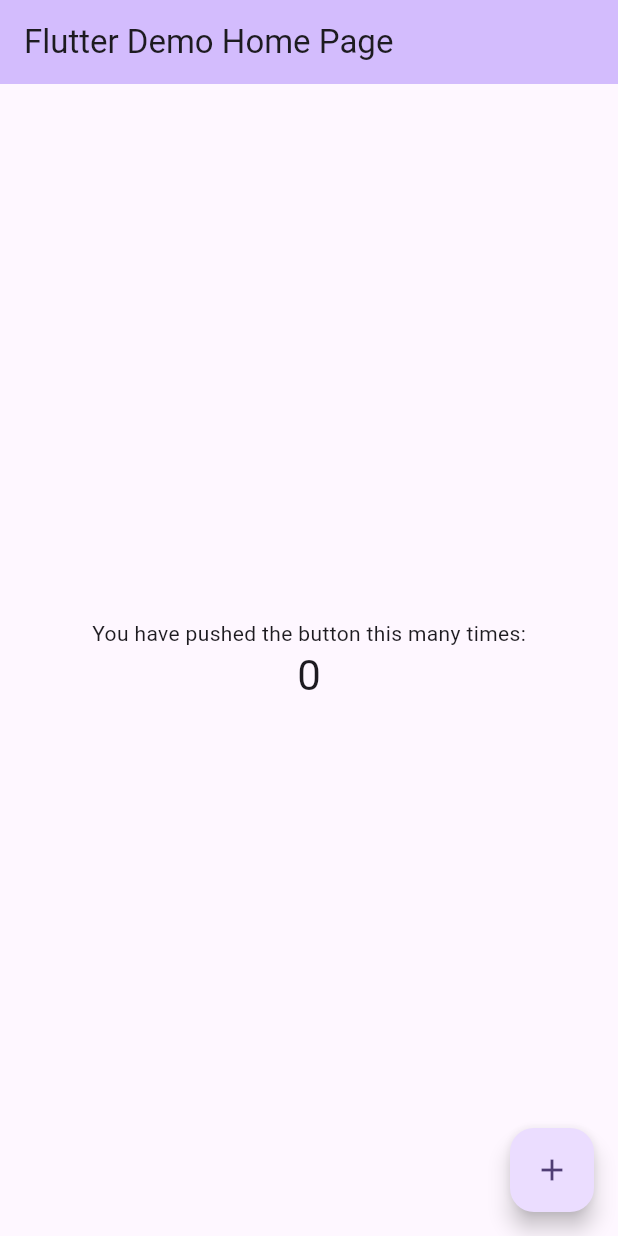
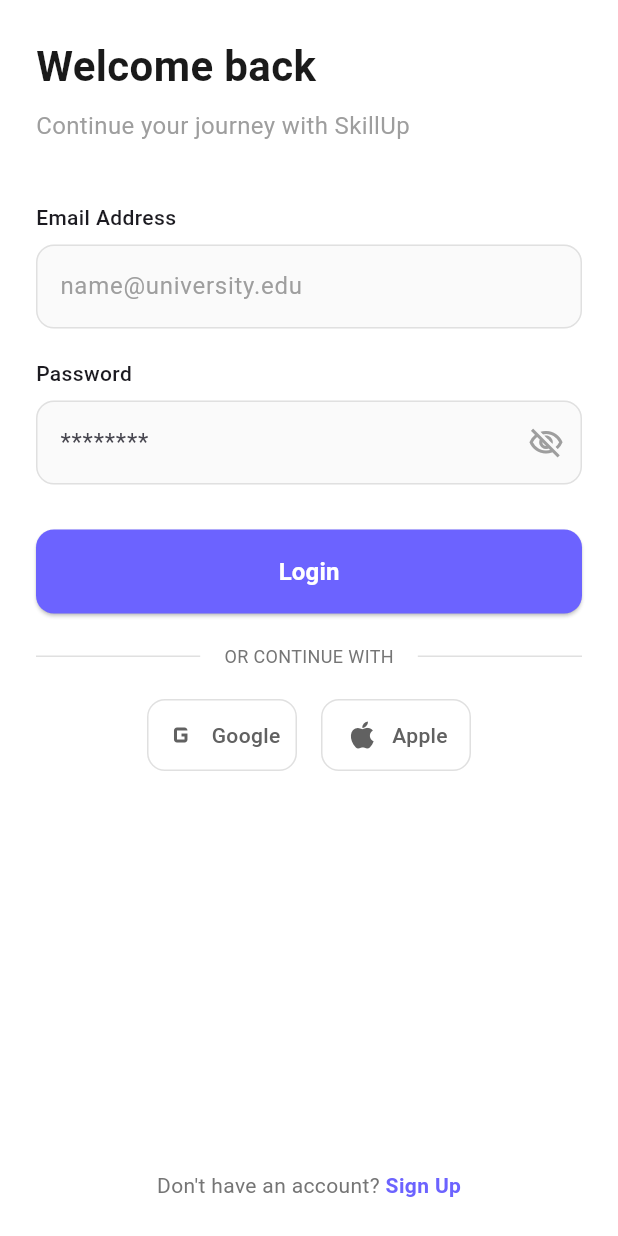
Before and after one commit to ahadulsohag/skill_up, a Flutter app: the screen it shows after launch, on a phone screen of 412 x 824 dp. Run offline on Flutter 3.47's test engine with Material 3 defaults, Android fonts, the phone set to English and light mode, and no system bars.

Commit message:
added loginPage

```diff
--- a/lib/main.dart
+++ b/lib/main.dart
@@ -7,115 +7,207 @@ void main() {
 class MyApp extends StatelessWidget {
   const MyApp({super.key});
 
-  // This widget is the root of your application.
   @override
   Widget build(BuildContext context) {
     return MaterialApp(
-      title: 'Flutter Demo',
+      title: 'SkillUp',
       theme: ThemeData(
-        // This is the theme of your application.
-        //
-        // TRY THIS: Try running your application with "flutter run". You'll see
-        // the application has a purple toolbar. Then, without quitting the app,
-        // try changing the seedColor in the colorScheme below to Colors.green
-        // and then invoke "hot reload" (save your changes or press the "hot
-        // reload" button in a Flutter-supported IDE, or press "r" if you used
-        // the command line to start the app).
-        //
-        // Notice that the counter didn't reset back to zero; the application
-        // state is not lost during the reload. To reset the state, use hot
-        // restart instead.
-        //
-        // This works for code too, not just values: Most code changes can be
-        // tested with just a hot reload.
-        colorScheme: .fromSeed(seedColor: Colors.deepPurple),
+        colorScheme: ColorScheme.fromSeed(
+          seedColor: const Color(0xFF6C63FF), // Purple accent color
+        ),
+        useMaterial3: true,
       ),
-      home: const MyHomePage(title: 'Flutter Demo Home Page'),
+      home: const LoginScreen(),
+      debugShowCheckedModeBanner: false,
     );
   }
 }
 
-class MyHomePage extends StatefulWidget {
-  const MyHomePage({super.key, required this.title});
-
-  // This widget is the home page of your application. It is stateful, meaning
-  // that it has a State object (defined below) that contains fields that affect
-  // how it looks.
-
-  // This class is the configuration for the state. It holds the values (in this
-  // case the title) provided by the parent (in this case the App widget) and
-  // used by the build method of the State. Fields in a Widget subclass are
-  // always marked "final".
-
-  final String title;
-
-  @override
-  State<MyHomePage> createState() => _MyHomePageState();
-}
-
-class _MyHomePageState extends State<MyHomePage> {
-  int _counter = 0;
-
-  void _incrementCounter() {
-    setState(() {
-      // This call to setState tells the Flutter framework that something has
-      // changed in this State, which causes it to rerun the build method below
-      // so that the display can reflect the updated values. If we changed
-      // _counter without calling setState(), then the build method would not be
-      // called again, and so nothing would appear to happen.
-      _counter++;
-    });
-  }
+class LoginScreen extends StatelessWidget {
+  const LoginScreen({super.key});
 
   @override
   Widget build(BuildContext context) {
-    // This method is rerun every time setState is called, for instance as done
-    // by the _incrementCounter method above.
-    //
-    // The Flutter framework has been optimized to make rerunning build methods
-    // fast, so that you can just rebuild anything that needs updating rather
-    // than having to individually change instances of widgets.
     return Scaffold(
-      appBar: AppBar(
-        // TRY THIS: Try changing the color here to a specific color (to
-        // Colors.amber, perhaps?) and trigger a hot reload to see the AppBar
-        // change color while the other colors stay the same.
-        backgroundColor: Theme.of(context).colorScheme.inversePrimary,
-        // Here we take the value from the MyHomePage object that was created by
-        // the App.build method, and use it to set our appbar title.
-        title: Text(widget.title),
-      ),
-      body: Center(
-        // Center is a layout widget. It takes a single child and positions it
-        // in the middle of the parent.
-        child: Column(
-          // Column is also a layout widget. It takes a list of children and
-          // arranges them vertically. By default, it sizes itself to fit its
-          // children horizontally, and tries to be as tall as its parent.
-          //
-          // Column has various properties to control how it sizes itself and
-          // how it positions its children. Here we use mainAxisAlignment to
-          // center the children vertically; the main axis here is the vertical
-          // axis because Columns are vertical (the cross axis would be
-          // horizontal).
-          //
-          // TRY THIS: Invoke "debug painting" (choose the "Toggle Debug Paint"
-          // action in the IDE, or press "p" in the console), to see the
-          // wireframe for each widget.
-          mainAxisAlignment: .center,
-          children: [
-            const Text('You have pushed the button this many times:'),
-            Text(
-              '$_counter',
-              style: Theme.of(context).textTheme.headlineMedium,
-            ),
-          ],
+      backgroundColor: Colors.white,
+      body: SafeArea(
+        child: Padding(
+          padding: const EdgeInsets.all(24.0),
+          child: Column(
+            crossAxisAlignment: CrossAxisAlignment.start,
+            children: [
+              // Welcome Back Text
+              const Text(
+                'Welcome back',
+                style: TextStyle(
+                  fontSize: 28,
+                  fontWeight: FontWeight.bold,
+                  color: Color(0xFF1A1A1A),
+                ),
+              ),
+              const SizedBox(height: 8),
+              const Text(
+                'Continue your journey with SkillUp',
+                style: TextStyle(fontSize: 16, color: Colors.grey),
+              ),
+              const SizedBox(height: 40),
+
+              // Email Field
+              const Text(
+                'Email Address',
+                style: TextStyle(fontSize: 14, fontWeight: FontWeight.w500),
+              ),
+              const SizedBox(height: 8),
+              TextField(
+                decoration: InputDecoration(
+                  hintText: 'name@university.edu',
+                  hintStyle: const TextStyle(color: Colors.grey),
+                  filled: true,
+                  fillColor: Colors.grey[50],
+                  border: OutlineInputBorder(
+                    borderRadius: BorderRadius.circular(12),
+                    borderSide: BorderSide.none,
+                  ),
+                  enabledBorder: OutlineInputBorder(
+                    borderRadius: BorderRadius.circular(12),
+                    borderSide: BorderSide(color: Colors.grey[300]!),
+                  ),
+                  focusedBorder: OutlineInputBorder(
+                    borderRadius: BorderRadius.circular(12),
+                    borderSide: const BorderSide(color: Color(0xFF6C63FF)),
+                  ),
+                ),
+              ),
+              const SizedBox(height: 20),
+
+              // Password Field
+              const Text(
+                'Password',
+                style: TextStyle(fontSize: 14, fontWeight: FontWeight.w500),
+              ),
+              const SizedBox(height: 8),
+              TextField(
+                obscureText: true,
+                decoration: InputDecoration(
+                  hintText: '********',
+                  filled: true,
+                  fillColor: Colors.grey[50],
+                  border: OutlineInputBorder(
+                    borderRadius: BorderRadius.circular(12),
+                    borderSide: BorderSide.none,
+                  ),
+                  enabledBorder: OutlineInputBorder(
+                    borderRadius: BorderRadius.circular(12),
+                    borderSide: BorderSide(color: Colors.grey[300]!),
+                  ),
+                  focusedBorder: OutlineInputBorder(
+                    borderRadius: BorderRadius.circular(12),
+                    borderSide: const BorderSide(color: Color(0xFF6C63FF)),
+                  ),
+                  suffixIcon: const Icon(
+                    Icons.visibility_off_outlined,
+                    color: Colors.grey,
+                  ),
+                ),
+              ),
+              const SizedBox(height: 30),
+
+              // Login Button
+              ElevatedButton(
+                onPressed: () {},
+                style: ElevatedButton.styleFrom(
+                  backgroundColor: const Color(0xFF6C63FF),
+                  foregroundColor: Colors.white,
+                  minimumSize: const Size(double.infinity, 56),
+                  shape: RoundedRectangleBorder(
+                    borderRadius: BorderRadius.circular(12),
+                  ),
+                ),
+                child: const Text(
+                  'Login',
+                  style: TextStyle(fontSize: 16, fontWeight: FontWeight.w600),
+                ),
+              ),
+              const SizedBox(height: 20),
+
+              // Divider
+              Row(
+                children: [
+                  Expanded(child: Divider(color: Colors.grey[300])),
+                  Padding(
+                    padding: const EdgeInsets.symmetric(horizontal: 16),
+                    child: Text(
+                      'OR CONTINUE WITH',
+                      style: TextStyle(fontSize: 12, color: Colors.grey[600]),
+                    ),
+                  ),
+                  Expanded(child: Divider(color: Colors.grey[300])),
+                ],
+              ),
+              const SizedBox(height: 20),
+
+              // Social Login Buttons
+              Row(
+                mainAxisAlignment: MainAxisAlignment.center,
+                children: [
+                  _buildSocialButton(Icons.g_mobiledata, 'Google'),
+                  const SizedBox(width: 16),
+                  _buildSocialButton(Icons.apple, 'Apple'),
+                ],
+              ),
+
+              const Spacer(),
+
+              // Sign Up Link
+              Row(
+                mainAxisAlignment: MainAxisAlignment.center,
+                children: [
+                  Text(
+                    "Don't have an account? ",
+                    style: TextStyle(color: Colors.grey[600]),
+                  ),
+                  GestureDetector(
+                    onTap: () {
+                      // Navigate to register screen
+                    },
+                    child: const Text(
+                      'Sign Up',
+                      style: TextStyle(
+                        color: Color(0xFF6C63FF),
+                        fontWeight: FontWeight.w600,
+                      ),
+                    ),
+                  ),
+                ],
+              ),
+            ],
+          ),
         ),
       ),
-      floatingActionButton: FloatingActionButton(
-        onPressed: _incrementCounter,
-        tooltip: 'Increment',
-        child: const Icon(Icons.add),
+    );
+  }
+
+  Widget _buildSocialButton(IconData icon, String label) {
+    return Container(
+      width: 100,
+      height: 48,
+      decoration: BoxDecoration(
+        border: Border.all(color: Colors.grey[300]!),
+        borderRadius: BorderRadius.circular(12),
+      ),
+      child: Row(
+        mainAxisAlignment: MainAxisAlignment.center,
+        children: [
+          Icon(icon, size: 24, color: Colors.grey[700]),
+          const SizedBox(width: 8),
+          Text(
+            label,
+            style: TextStyle(
+              color: Colors.grey[700],
+              fontWeight: FontWeight.w500,
+            ),
+          ),
+        ],
       ),
     );
   }
```
